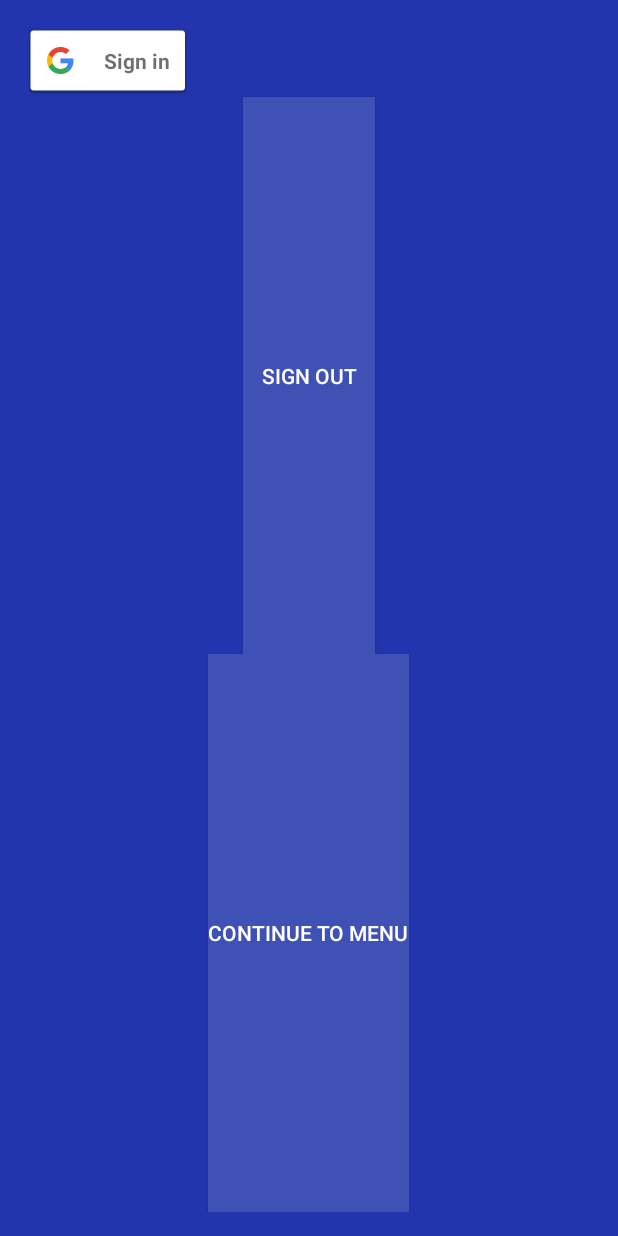
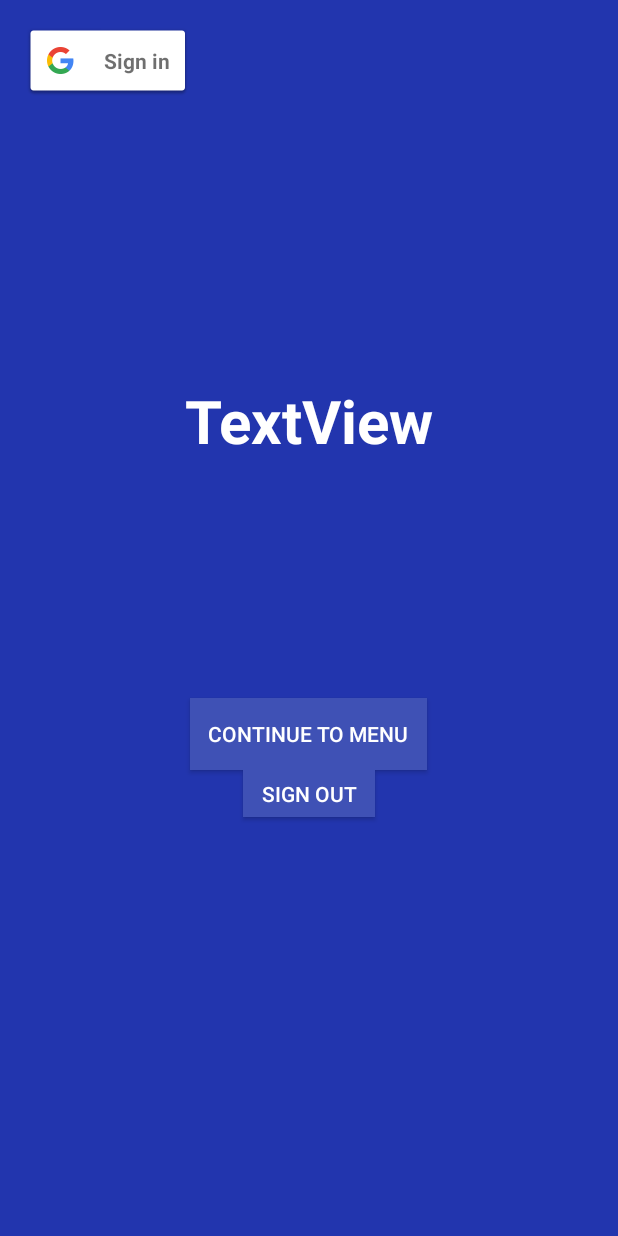
Before and after one commit to MattMetcalfe/StudentHubMine, an Android app: the SignOutActivity screen opened directly, with no data from a screen before it, on a phone screen of 412 x 824 dp. Run offline under Robolectric (Android 15) with nearby library versions, the phone set to English and light mode, and no system bars.

Commit message:
Layout Files updated

```diff
--- a/app/src/main/res/layout/activity_main.xml
+++ b/app/src/main/res/layout/activity_main.xml
@@ -13,32 +13,56 @@ android:background="@color/myblue">
     <LinearLayout
         android:orientation="vertical"
         android:layout_width="match_parent"
-    android:layout_height="match_parent">
+        android:layout_height="match_parent"
+        android:weightSum="1"
+        android:layout_alignParentTop="true"
+        android:layout_alignParentLeft="true"
+        android:layout_alignParentStart="true">
+
 
         <com.google.android.gms.common.SignInButton
             android:id="@+id/sign_in_button"
             android:layout_width="wrap_content"
             android:layout_height="wrap_content" />
 
+        <Space
+            android:layout_width="match_parent"
+            android:layout_height="wrap_content"
+            android:layout_weight="0.31" />
+
+        <TextView
+            android:text="TextView"
+            android:layout_width="match_parent"
+            android:layout_height="wrap_content"
+            android:id="@+id/textView7"
+            android:layout_weight="0.11"
+            tools:text="StudentHub!"
+            android:textSize="40sp"
+            android:textAlignment="center"
+            android:textStyle="normal|bold"
+            android:textColor="@android:color/white" />
+
+        <Space
+            android:layout_width="match_parent"
+            android:layout_height="wrap_content"
+            android:layout_weight="0.15" />
 
         <Button
-        android:layout_width="wrap_content"
+            android:layout_width="158dp"
             android:layout_height="wrap_content"
-        android:text="Sign Out"
-        android:id="@+id/sign_out_button"
+            android:text="Continue To Menu"
+            android:id="@+id/menu_button"
             android:layout_gravity="center_horizontal"
-        android:layout_weight="1"
             android:clickable="true"
             android:background="@color/colorPrimary"
             android:textColor="@android:color/white" />
 
         <Button
             android:layout_width="wrap_content"
-        android:layout_height="wrap_content"
-        android:text="Continue To Menu"
-        android:id="@+id/menu_button"
+            android:layout_height="31dp"
+            android:text="Sign Out"
+            android:id="@+id/sign_out_button"
             android:layout_gravity="center_horizontal"
-        android:layout_weight="1"
             android:clickable="true"
             android:background="@color/colorPrimary"
             android:textColor="@android:color/white" />
--- a/app/src/main/res/layout/activity_scheduler.xml
+++ b/app/src/main/res/layout/activity_scheduler.xml
@@ -9,12 +9,12 @@
     android:paddingTop="@dimen/activity_vertical_margin"
     tools:context="com.example.studenthub.Scheduler">
 
-    <TextView
-        android:layout_width="wrap_content"
-        android:layout_height="wrap_content"
-        android:textAppearance="?android:attr/textAppearanceLarge"
-        android:text="Scheduler"
-        android:id="@+id/textView4"
+    <LinearLayout
+        android:orientation="vertical"
+        android:layout_width="match_parent"
+        android:layout_height="match_parent"
         android:layout_centerVertical="true"
-        android:layout_centerHorizontal="true" />
+        android:layout_centerHorizontal="true">
+
+    </LinearLayout>
 </RelativeLayout>
```
Lines whose indentation alone changed are shown as unchanged.
